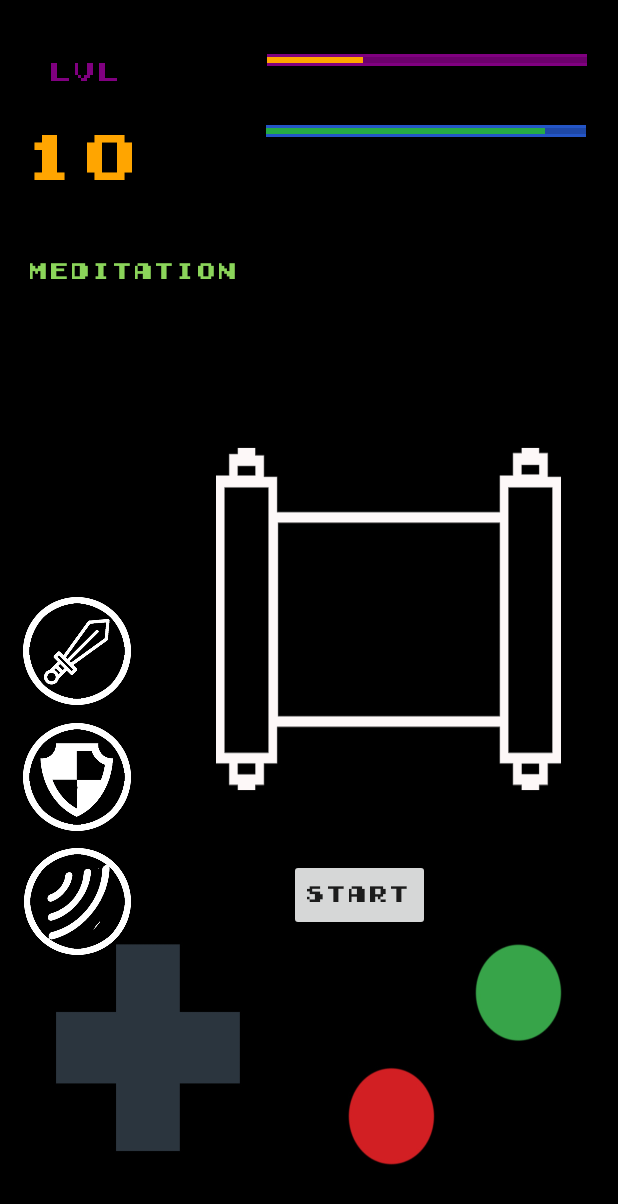
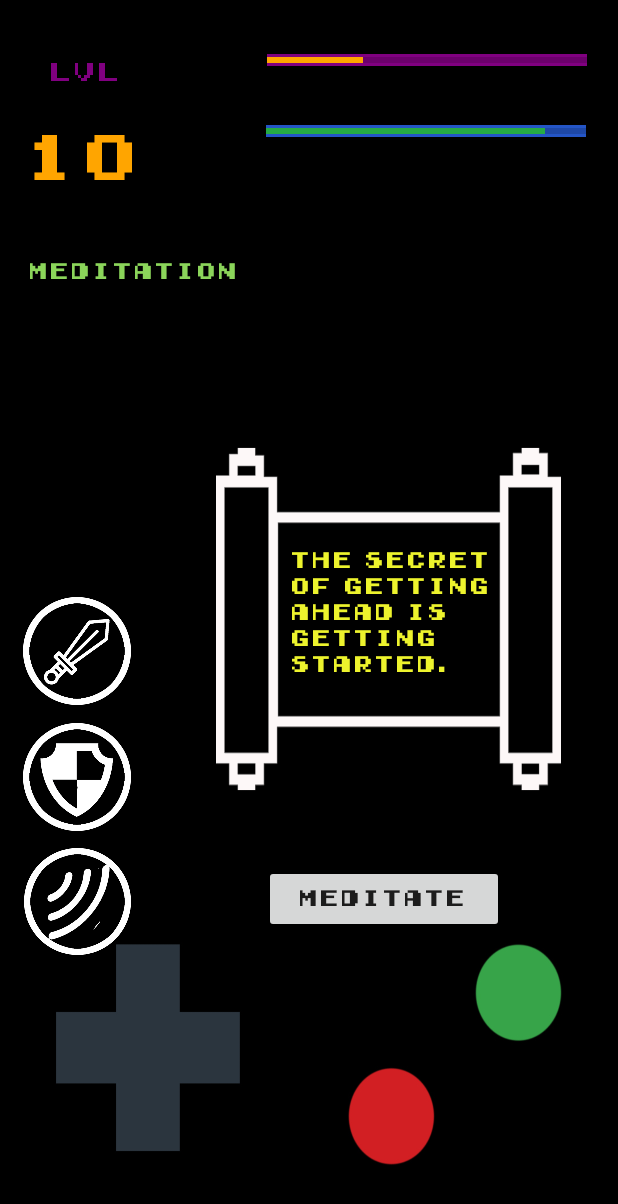
Before and after one commit to levandreev/MyApplicationKotlin, an Android app: the MeditationActivity screen opened directly, with no data from a screen before it, on a phone screen of 412 x 824 dp. Shown: the top 1204 px of the screen. Run offline under Robolectric (Android 15) with nearby library versions, the phone set to English and light mode, and no system bars.

Commit message:
meditation text

```diff
--- a/app/src/main/res/layout/activity_meditation.xml
+++ b/app/src/main/res/layout/activity_meditation.xml
@@ -126,17 +126,17 @@
 
     <Button
         android:id="@+id/play_button"
-        android:layout_width="wrap_content"
-        android:layout_height="wrap_content"
+        android:layout_width="160dp"
+        android:layout_height="45dp"
         android:layout_marginEnd="76dp"
         android:fontFamily="@font/earlygameboy"
-        android:text="start"
+        android:text="Meditate"
         app:layout_constraintBottom_toBottomOf="parent"
         app:layout_constraintEnd_toEndOf="parent"
-        app:layout_constraintHorizontal_bias="0.795"
+        app:layout_constraintHorizontal_bias="1.0"
         app:layout_constraintStart_toStartOf="parent"
         app:layout_constraintTop_toTopOf="parent"
-        app:layout_constraintVertical_bias="0.738" />
+        app:layout_constraintVertical_bias="0.741" />
 
     <ImageView
         android:id="@+id/imageView"
@@ -150,4 +150,18 @@
         app:layout_constraintVertical_bias="0.501"
         app:srcCompat="@drawable/scrollnew" />
 
+    <TextView
+        android:id="@+id/textView3"
+        android:layout_width="153dp"
+        android:layout_height="124dp"
+        android:fontFamily="@font/earlygameboy"
+        android:text="The secret of getting ahead is getting started."
+        android:textColor="#EDF32D"
+        app:layout_constraintBottom_toBottomOf="parent"
+        app:layout_constraintEnd_toEndOf="parent"
+        app:layout_constraintHorizontal_bias="0.753"
+        app:layout_constraintStart_toStartOf="parent"
+        app:layout_constraintTop_toTopOf="parent"
+        app:layout_constraintVertical_bias="0.521" />
+
 </androidx.constraintlayout.widget.ConstraintLayout>
```
